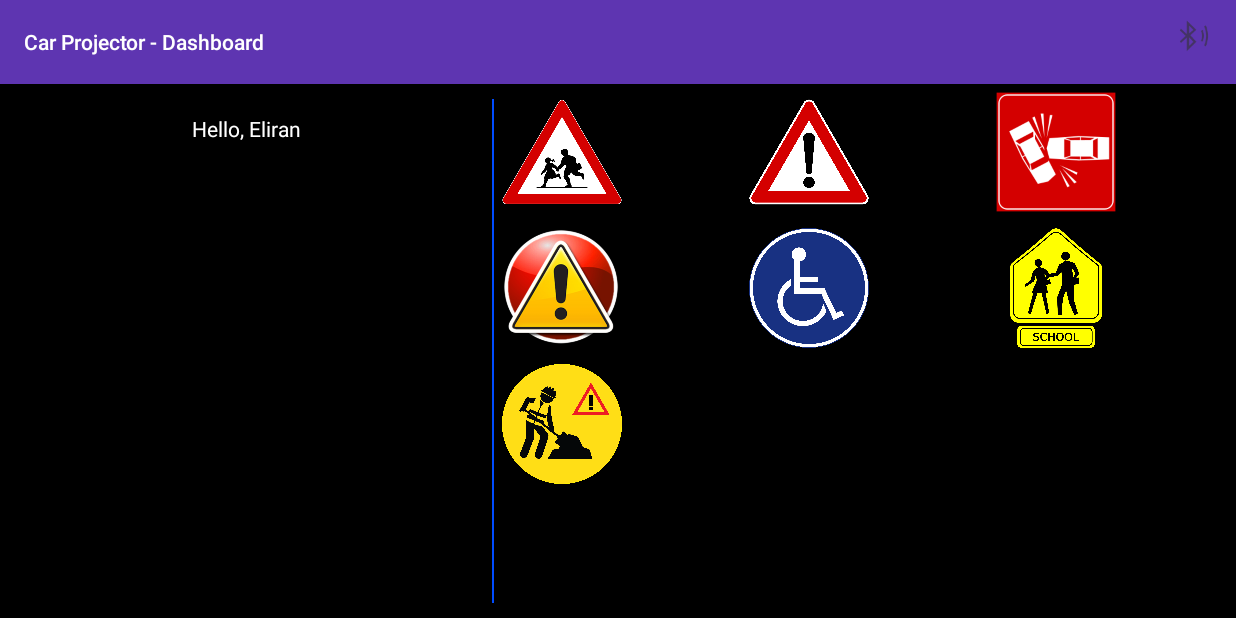
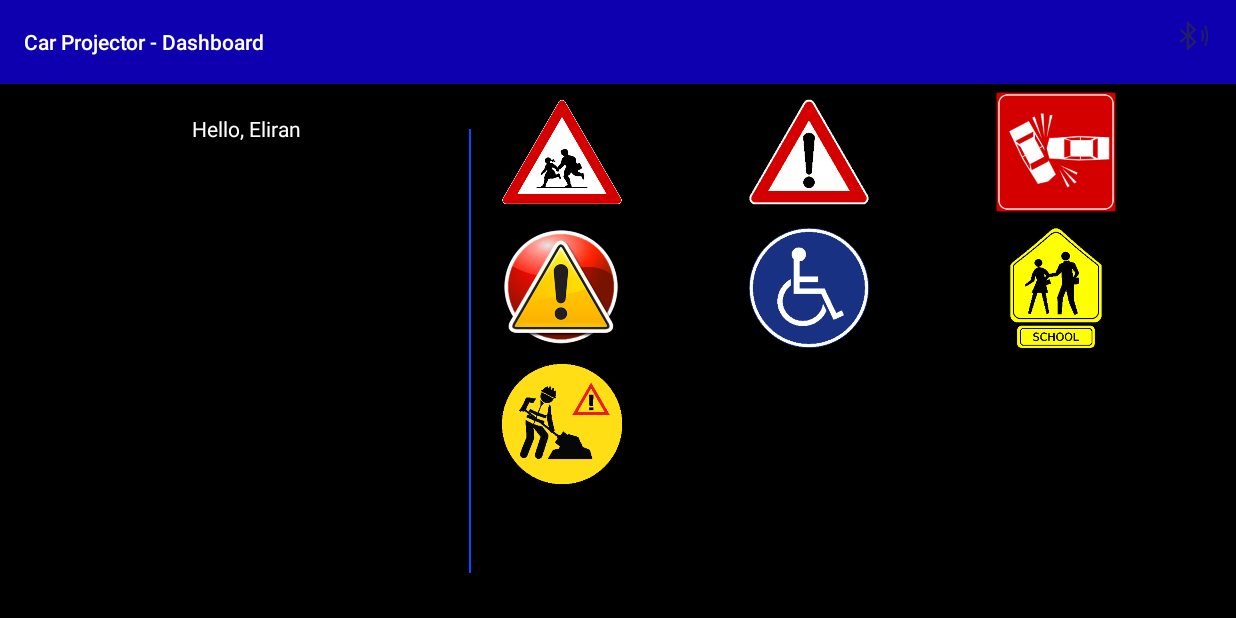
Before and after one commit to eli200601/car_projector_primary, an Android app: the MainActivity screen opened directly, with no data from a screen before it, on a phone screen of 824 x 412 dp (held sideways). Run offline under Robolectric (Android 15) with nearby library versions, the phone set to English and light mode, and no system bars.

Commit message:
resize the image loading, adding projector animation

```diff
--- a/app/src/main/java/com/app/elisoft/carprojectprimary/Recycler/RecyclerAdapter.java
+++ b/app/src/main/java/com/app/elisoft/carprojectprimary/Recycler/RecyclerAdapter.java
@@ -1,6 +1,9 @@
 package com.app.elisoft.carprojectprimary.Recycler;
 
 import android.content.Context;
+import android.content.res.Resources;
+import android.graphics.Bitmap;
+import android.graphics.BitmapFactory;
 import android.support.v7.widget.RecyclerView;
 import android.util.Log;
 import android.view.LayoutInflater;
@@ -8,6 +11,7 @@ import android.view.View;
 import android.view.ViewGroup;
 
 import com.app.elisoft.carprojectprimary.R;
+import com.app.elisoft.carprojectprimary.Utils.Helper;
 
 import java.util.ArrayList;
 
@@ -35,51 +39,14 @@ public class RecyclerAdapter extends RecyclerView.Adapter<ViewHolder> {
         return holder;
     }
 
-//    public static int calculateInSampleSize(
-//            BitmapFactory.Options options, int reqWidth, int reqHeight) {
-//        // Raw height and width of image
-//        final int height = options.outHeight;
-//        final int width = options.outWidth;
-//        int inSampleSize = 1;
-//
-//        if (height > reqHeight || width > reqWidth) {
-//
-//            final int halfHeight = height / 2;
-//            final int halfWidth = width / 2;
-//
-//            // Calculate the largest inSampleSize value that is a power of 2 and keeps both
-//            // height and width larger than the requested height and width.
-//            while ((halfHeight / inSampleSize) >= reqHeight
-//                    && (halfWidth / inSampleSize) >= reqWidth) {
-//                inSampleSize *= 2;
-//            }
-//        }
-//
-//        return inSampleSize;
-//    }
-//
-//    public static Bitmap decodeSampledBitmapFromResource(Resources res, int resId,
-//                                                         int reqWidth, int reqHeight) {
-//
-//        // First decode with inJustDecodeBounds=true to check dimensions
-//        final BitmapFactory.Options options = new BitmapFactory.Options();
-//        options.inJustDecodeBounds = true;
-//        BitmapFactory.decodeResource(res, resId, options);
-//
-//        // Calculate inSampleSize
-//        options.inSampleSize = calculateInSampleSize(options, reqWidth, reqHeight);
-//
-//        // Decode bitmap with inSampleSize set
-//        options.inJustDecodeBounds = false;
-//        return BitmapFactory.decodeResource(res, resId, options);
-//    }
+
 
     @Override
     public void onBindViewHolder(ViewHolder holder, int position) {
         Log.d(TAG, "onBindViewHolder()");
 
-//        holder.signImage.setImageBitmap(decodeSampledBitmapFromResource(context.getResources(), signsList.get(position).getImage(), R.dimen.signs_grid_size, R.dimen.signs_grid_size));
-        holder.signImage.setImageResource(signsList.get(position).getImage());
+        holder.signImage.setImageBitmap(Helper.decodeSampledBitmapFromResource(context.getResources(), signsList.get(position).getImage(), 200, 200));
+//        holder.signImage.setImageResource(signsList.get(position).getImage());
 
         holder.setItemClickListener(new ItemClickListener() {
             @Override
--- /dev/null
+++ b/app/src/main/java/com/app/elisoft/carprojectprimary/Utils/Helper.java
@@ -0,0 +1,46 @@
+package com.app.elisoft.carprojectprimary.Utils;
+
+
+import android.content.res.Resources;
+import android.graphics.Bitmap;
+import android.graphics.BitmapFactory;
+
+public class Helper {
+
+    public static int calculateInSampleSize(BitmapFactory.Options options, int reqWidth, int reqHeight) {
+        // Raw height and width of image
+        final int height = options.outHeight;
+        final int width = options.outWidth;
+        int inSampleSize = 1;
+
+        if (height > reqHeight || width > reqWidth) {
+
+            final int halfHeight = height / 2;
+            final int halfWidth = width / 2;
+
+            // Calculate the largest inSampleSize value that is a power of 2 and keeps both
+            // height and width larger than the requested height and width.
+            while ((halfHeight / inSampleSize) >= reqHeight
+                    && (halfWidth / inSampleSize) >= reqWidth) {
+                inSampleSize *= 2;
+            }
+        }
+
+        return inSampleSize;
+    }
+
+    public static Bitmap decodeSampledBitmapFromResource(Resources res, int resId, int reqWidth, int reqHeight) {
+
+        // First decode with inJustDecodeBounds=true to check dimensions
+        final BitmapFactory.Options options = new BitmapFactory.Options();
+        options.inJustDecodeBounds = true;
+        BitmapFactory.decodeResource(res, resId, options);
+
+        // Calculate inSampleSize
+        options.inSampleSize = calculateInSampleSize(options, reqWidth, reqHeight);
+
+        // Decode bitmap with inSampleSize set
+        options.inJustDecodeBounds = false;
+        return BitmapFactory.decodeResource(res, resId, options);
+    }
+}
--- a/app/src/main/res/layout/fragment_dashboard.xml
+++ b/app/src/main/res/layout/fragment_dashboard.xml
@@ -23,8 +23,9 @@
         <TextView
             android:layout_width="1dp"
             android:layout_height="match_parent"
-            android:layout_marginTop="10dp"
-            android:layout_marginBottom="10dp"
+            android:layout_marginTop="30dp"
+            android:layout_marginBottom="30dp"
+            android:layout_marginRight="15dp"
             android:layout_alignParentEnd="true"
             android:layout_alignParentRight="true"
             android:background="@color/colorLiteBlue"/>
--- a/app/src/main/res/layout/toolbar.xml
+++ b/app/src/main/res/layout/toolbar.xml
@@ -5,7 +5,7 @@
     android:id="@+id/toolbar"
     android:layout_width="match_parent"
     android:layout_height="wrap_content"
-    android:background="@color/colorPrimary"
+    android:background="@color/colorBlueDark"
     app:theme="@style/ThemeOverlay.AppCompat.Dark.ActionBar"
     >
 
--- a/app/src/main/res/values/colors.xml
+++ b/app/src/main/res/values/colors.xml
@@ -8,4 +8,6 @@
     <color name="colorBlack">#000000</color>
 
     <color name="colorLiteBlue">#004cff</color>
+    <color name="colorBlue">#0008ff</color>
+    <color name="colorBlueDark">#0f00af</color>
 </resources>
--- a/app/src/main/res/values/styles.xml
+++ b/app/src/main/res/values/styles.xml
@@ -3,9 +3,10 @@
     <!-- Base application theme. -->
     <style name="AppTheme" parent="Theme.AppCompat.Light.DarkActionBar">
         <!-- Customize your theme here. -->
-        <item name="colorPrimary">@color/colorPrimary</item>
-        <item name="colorPrimaryDark">@color/colorPrimaryDark</item>
-        <item name="colorAccent">@color/colorAccent</item>
+        <item name="colorPrimary">@color/colorBlue</item>
+        <item name="colorPrimaryDark">@color/colorBlueDark</item>
+        <item name="colorAccent">@color/colorLiteBlue</item>
+
         <item name="windowActionBar">false</item>
         <!--The toolbar On/Off -->
         <item name="windowNoTitle">true</item>
--- a/build.gradle
+++ b/build.gradle
@@ -5,7 +5,7 @@ buildscript {
         jcenter()
     }
     dependencies {
-        classpath 'com.android.tools.build:gradle:2.3.1'
+        classpath 'com.android.tools.build:gradle:2.3.2'
 
         // NOTE: Do not place your application dependencies here; they belong
         // in the individual module build.gradle files
```
Also changed, not shown: app/src/main/java/com/app/elisoft/carprojectprimary/Fragment/MainDashboardFragment.java (+27 -38 lines), app/src/main/java/com/app/elisoft/carprojectprimary/MainActivity.java (+4 -3 lines), app/src/main/res/layout/fragment_projector.xml (+40 -10 lines), app/src/main/res/drawable/alert_lamp.jpg (added).
